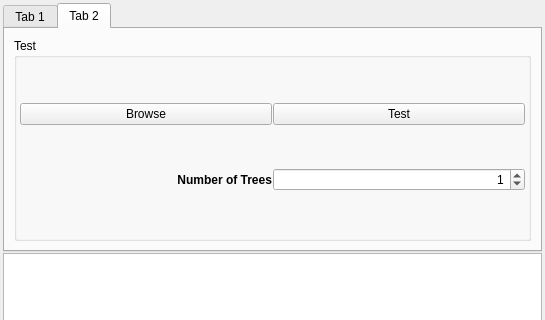
This is modules/rdf/RandomDecisionForestDialogGui.ui in Boazrciasn/RDFramework as Qt 5 draws it before an edit; both pictures show x 0 to 545 and y 0 to 320 of the 545 by 839 pixel window. The edited form follows.
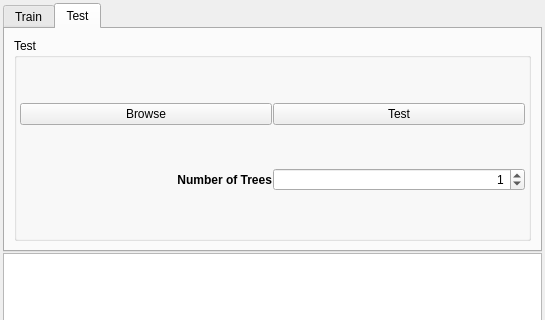
This is the edited form. The open tabs and pages were chosen to show the change.

```diff
--- a/modules/rdf/RandomDecisionForestDialogGui.ui
+++ b/modules/rdf/RandomDecisionForestDialogGui.ui
@@ -42,7 +42,7 @@
        </sizepolicy>
       </property>
       <attribute name="title">
-       <string>Tab 1</string>
+       <string>Train</string>
       </attribute>
       <layout class="QVBoxLayout" name="verticalLayout_2">
        <item>
@@ -357,7 +357,7 @@
        </sizepolicy>
       </property>
       <attribute name="title">
-       <string>Tab 2</string>
+       <string>Test</string>
       </attribute>
       <layout class="QVBoxLayout" name="verticalLayout_3">
        <item>
```
Left out of the diff: 8 changed lines with no effect on the pictures.
